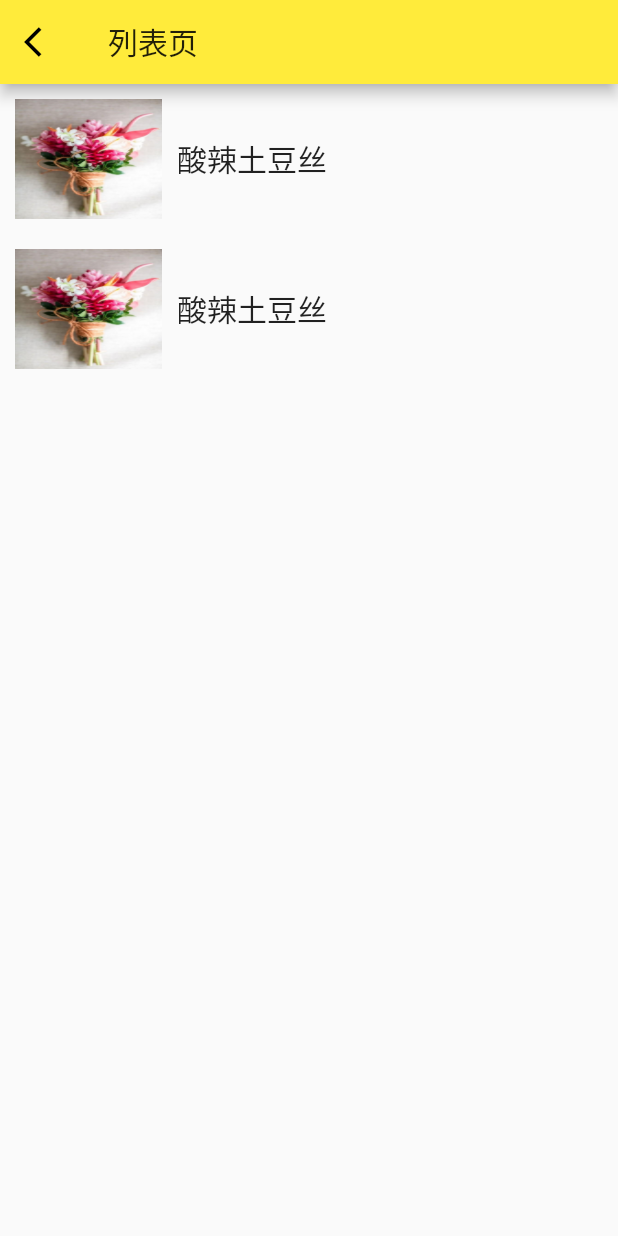
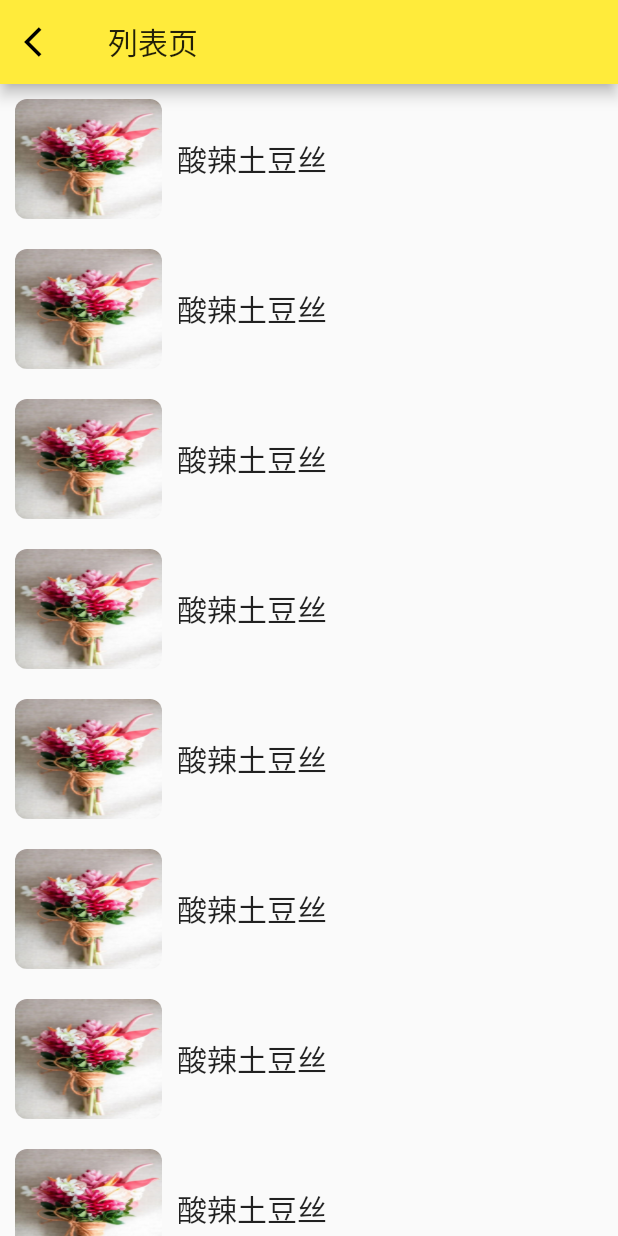
Before and after one commit to leizhu900516/weekFoods, a Flutter app: the screen it shows after launch, after a tap on "星期一", on a phone screen of 412 x 824 dp. Run offline on Flutter 3.47's test engine with Material 2 defaults, Android fonts, the phone set to English and light mode, and no system bars.

Commit message:
样式调整

```diff
--- a/lib/main.dart
+++ b/lib/main.dart
@@ -1,6 +1,5 @@
 import 'package:flutter/material.dart';
 import 'pages/loading.dart';
-
 
 void main() => runApp(MyApp());
 
@@ -9,12 +8,12 @@ class MyApp extends StatelessWidget {
   // This widget is the root of your application.
   @override
   Widget build(BuildContext context) {
-    return MyHomePage(title:'每周菜单');
+    return MyHome(title:'每周菜单');
   }
 }
 
-class MyHomePage extends StatefulWidget {
-  MyHomePage({Key key, this.title}) : super(key: key);
+class MyHome extends StatefulWidget {
+  MyHome({Key key, this.title}) : super(key: key);
 
   // This widget is the home page of your application. It is stateful, meaning
   // that it has a State object (defined below) that contains fields that affect
@@ -31,7 +30,7 @@ class MyHomePage extends StatefulWidget {
   _MyHomePageState createState() => _MyHomePageState();
 }
 
-class _MyHomePageState extends State<MyHomePage> {
+class _MyHomePageState extends State<MyHome> {
   @override
   Widget build(BuildContext context) {
     // TODO: implement build
--- a/lib/pages/App.dart
+++ b/lib/pages/App.dart
@@ -1,5 +1,6 @@
 import 'package:flutter/material.dart';
 import 'Home.dart';
+import 'My.dart';
 import 'FoodDetail.dart';
 import 'FoodsList.dart';
 /*
@@ -43,8 +44,7 @@ class _MyHomePageState extends State<MyHomePage> {
     super.initState();
     pages = <Widget>[
       HomePage(),
-      FoodsList(),
-      FoodDetail(),
+      MyItemsInfo(),
     ];
   }
 
@@ -64,11 +64,11 @@ class _MyHomePageState extends State<MyHomePage> {
         bottomNavigationBar: BottomNavigationBar(
           items: <BottomNavigationBarItem>[
             BottomNavigationBarItem(
-                icon: Icon(Icons.camera),
+                icon: Icon(IconData(0xe615,fontFamily: 'AppIconFont')),//启用iconfont图标
                 title: Text("主页")
             ),
             BottomNavigationBarItem(
-                icon: Icon(Icons.camera),
+                icon: Icon(IconData(0xe616,fontFamily: 'AppIconFont')),
                 title: Text("我的")
             ),
           ],
--- a/lib/pages/FoodDetail.dart
+++ b/lib/pages/FoodDetail.dart
@@ -90,11 +90,9 @@ class _FoodDetail extends State<FoodDetail>{
           sliver: SliverList(
             delegate: SliverChildListDelegate(
               <Widget>[
+                Text("材料:"),
                 Image.asset("static/images/monday.jpg"),
-                Text("这是描述信息，"),
-                Text("这是描述信息，"),
-                Text("这是描述信息，"),
-                Text("这是描述信息，"),
+                Text("    这道菜非常适合喜欢吃米饭的小伙伴，有机会一定要做一次，跟家人一起分享哦。让我们一起努力吧，加油！！！",softWrap: true),
               ]
             ),
           ),
--- a/lib/pages/FoodsList.dart
+++ b/lib/pages/FoodsList.dart
@@ -3,9 +3,9 @@
 *
 * */
 import 'package:flutter/material.dart';
-import 'Home.dart';
 import 'FoodDetail.dart';
 import '../main.dart';
+import 'App.dart';
 
 class FoodsList extends StatefulWidget{
   @override
@@ -26,20 +26,26 @@ class _FoodsList extends State<FoodsList>{
         title: Text("列表页")
 
       ),
-      body: ListView(
-        children: <Widget>[
+      body: ListView.builder(
+        itemCount: 10,
+        itemBuilder: (context,index)=>
             GestureDetector(
               child: Container(
+                height: 80,
                 margin: EdgeInsets.only(left: 10,right: 10,top: 10,bottom: 10),
                 child:Row(
                   children: <Widget>[
                     Expanded(child: Container(
                       decoration: new BoxDecoration(
+                        image: DecorationImage(
+                          image: AssetImage('static/images/monday.jpg'),
+                          fit:BoxFit.fill
+                        ),
+                        //        borderRadius: new BorderRadius.circular((20.0)), // 圆角度
+                        borderRadius: BorderRadius.circular((8.0)),
 
-                      //        borderRadius: new BorderRadius.circular((20.0)), // 圆角度
-                      borderRadius: BorderRadius.circular((20.0)),
                       ),
-                    child: Image.asset('static/images/monday.jpg',fit: BoxFit.fill,height: 80,),
+  //                    child: Image.asset('static/images/monday.jpg',fit: BoxFit.fill,height: 80,),
                     ),flex: 1,),
                     Expanded(
                       flex: 3,
@@ -54,29 +60,8 @@ class _FoodsList extends State<FoodsList>{
                 }));
               },
             ),
-          GestureDetector(
-            child: Container(
-              margin: EdgeInsets.only(left: 10,right: 10,top: 10,bottom: 10),
-              child:Row(
-                children: <Widget>[
-                  Expanded(child: Container(
-                    decoration: new BoxDecoration(
 
-                      //        borderRadius: new BorderRadius.circular((20.0)), // 圆角度
-                      borderRadius: BorderRadius.circular((20.0)),
-                    ),
-                    child: Image.asset('static/images/monday.jpg',fit: BoxFit.fill,height: 80,),
-                  ),flex: 1,),
-                  Expanded(
-                    flex: 3,
-                    child: Padding(padding: EdgeInsets.only(left: 10),child: Text("酸辣土豆丝",style: TextStyle(fontSize: 20,),),),
-                  ),
-                ],
-              ) ,
-            ),
-          ),
 
-        ],
       ),
     );
   }
--- a/lib/pages/Home.dart
+++ b/lib/pages/Home.dart
@@ -38,43 +38,35 @@ class _HomePage extends State<HomePage>{
         crossAxisSpacing: 15.0,
         childAspectRatio: 1,
         children: <Widget>[
-          Container(
-            constraints: new BoxConstraints.expand(
-              height:Theme.of(context).textTheme.display1.fontSize * 1.1 + 200.0,
-            ),
-            decoration: new BoxDecoration(
-//              border: new Border.all(width: 2.0, color: Colors.red),
-//              color: Colors.grey,
-              borderRadius: new BorderRadius.all(new Radius.circular(20.0)),
-              image: new DecorationImage(
-                image: new NetworkImage('http://h.hiphotos.baidu.com/zhidao/wh%3D450%2C600/sign=0d023672312ac65c67506e77cec29e27/9f2f070828381f30dea167bbad014c086e06f06c.jpg'),
-                centerSlice: new Rect.fromLTRB(270.0, 180.0, 1360.0, 730.0),
-              ),
-            ),
-            padding: const EdgeInsets.all(8.0),
-            alignment: Alignment.center,
-            child: new Text('Hello World',
-                style: Theme.of(context).textTheme.display1.copyWith(color: Colors.black)),
+//          Container(
+//            constraints: new BoxConstraints.expand(
+//              height:Theme.of(context).textTheme.display1.fontSize * 1.1 + 200.0,
+//            ),
+//            decoration: new BoxDecoration(
+////              border: new Border.all(width: 2.0, color: Colors.red),
+////              color: Colors.grey,
+//              borderRadius: new BorderRadius.all(new Radius.circular(20.0)),
+//              image: new DecorationImage(
+//                image: new NetworkImage('http://h.hiphotos.baidu.com/zhidao/wh%3D450%2C600/sign=0d023672312ac65c67506e77cec29e27/9f2f070828381f30dea167bbad014c086e06f06c.jpg'),
+//                centerSlice: new Rect.fromLTRB(270.0, 180.0, 1360.0, 730.0),
+//              ),
+//            ),
+//            padding: const EdgeInsets.all(8.0),
+//            alignment: Alignment.center,
+//            child: new Text('Hello World',
+//                style: Theme.of(context).textTheme.display1.copyWith(color: Colors.black)),
 //            transform: new Matrix4.rotationZ(0.3),//旋转属性
-          ),
+//          ),
           GestureDetector(
             child: Container(
               height: 200,
+
               decoration: BoxDecoration(
-                borderRadius: new BorderRadius.all(new Radius.circular(20.0)),
+                borderRadius: new BorderRadius.all(new Radius.circular(10.0)),
+                color: Colors.yellow,
               ),
-              child: Stack(
-                children: <Widget>[
-                  Image.network('http://pic1.win4000.com/wallpaper/6/5243c949aadb6.jpg',fit: BoxFit.fill),
-                  Positioned(
-                      left: 50.0,
-                      right: 50.0,
-                      top: 55.0,
-                      child: Text("星期一",style: TextStyle(
-                          color: Color(0xFFFFFFFF)
-                      ),)
-                  )
-                ],
+              child: Center(
+                child: Text("星期一",style: TextStyle(fontSize: 30,color:Color(0xFF20242A),fontWeight: FontWeight.bold),),
               ),
             ),
             onTap: (){
@@ -85,20 +77,111 @@ class _HomePage extends State<HomePage>{
           ),
           GestureDetector(
             child: Container(
-              child: Stack(
-                children: <Widget>[
-                  Image.network('http://pic1.win4000.com/wallpaper/6/5243c949aadb6.jpg',fit: BoxFit.fill,),
-                  Positioned(
-                      left: 50.0,
-                      right: 50.0,
-                      top: 55.0,
-                      child: Text("星期一",style: TextStyle(
-                          color: Color(0xFFFFFFFF)
-                      ),)
-                  )
-                ],
+              height: 200,
+
+              decoration: BoxDecoration(
+                borderRadius: new BorderRadius.all(new Radius.circular(10.0)),
+                color: Colors.yellow,
+              ),
+              child: Center(
+                child: Text("星期二",style: TextStyle(fontSize: 30,color:Color(0xFF20242A),fontWeight: FontWeight.bold),),
               ),
             ),
+            onTap: (){
+              Navigator.of(context).push(MaterialPageRoute(builder: (_){
+                return FoodsList();
+              }));
+            },
+          ),
+          GestureDetector(
+            child: Container(
+              height: 200,
+
+              decoration: BoxDecoration(
+                borderRadius: new BorderRadius.all(new Radius.circular(10.0)),
+                color: Colors.yellow,
+              ),
+              child: Center(
+                child: Text("星期三",style: TextStyle(fontSize: 30,color:Color(0xFF20242A),fontWeight: FontWeight.bold),),
+              ),
+            ),
+            onTap: (){
+              Navigator.of(context).push(MaterialPageRoute(builder: (_){
+                return FoodsList();
+              }));
+            },
+          ),
+          GestureDetector(
+            child: Container(
+              height: 200,
+
+              decoration: BoxDecoration(
+                borderRadius: new BorderRadius.all(new Radius.circular(10.0)),
+                color: Colors.yellow,
+              ),
+              child: Center(
+                child: Text("星期四",style: TextStyle(fontSize: 30,color:Color(0xFF20242A),fontWeight: FontWeight.bold),),
+              ),
+            ),
+            onTap: (){
+              Navigator.of(context).push(MaterialPageRoute(builder: (_){
+                return FoodsList();
+              }));
+            },
+          ),
+          GestureDetector(
+            child: Container(
+              height: 200,
+
+              decoration: BoxDecoration(
+                borderRadius: new BorderRadius.all(new Radius.circular(10.0)),
+                color: Colors.yellow,
+              ),
+              child: Center(
+                child: Text("星期五",style: TextStyle(fontSize: 30,color:Color(0xFF20242A),fontWeight: FontWeight.bold),),
+              ),
+            ),
+            onTap: (){
+              Navigator.of(context).push(MaterialPageRoute(builder: (_){
+                return FoodsList();
+              }));
+            },
+          ),
+          GestureDetector(
+            child: Container(
+              height: 200,
+
+              decoration: BoxDecoration(
+                borderRadius: new BorderRadius.all(new Radius.circular(10.0)),
+                color: Colors.yellow,
+              ),
+              child: Center(
+                child: Text("星期六",style: TextStyle(fontSize: 30,color:Color(0xFF20242A),fontWeight: FontWeight.bold),),
+              ),
+            ),
+            onTap: (){
+              Navigator.of(context).push(MaterialPageRoute(builder: (_){
+                return FoodsList();
+              }));
+            },
+          ),
+          GestureDetector(
+            child: Container(
+              height: 200,
+
+              decoration: BoxDecoration(
+                borderRadius: new BorderRadius.all(new Radius.circular(10.0)),
+                color: Colors.yellow,
+              ),
+              child: Center(
+                child: Text("星期日",style: TextStyle(fontSize: 30,color:Color(0xFF20242A),fontWeight: FontWeight.bold),),
+              ),
+            ),
+            onTap: (){
+              Navigator.of(context).push(MaterialPageRoute(builder: (_){
+                return FoodsList();
+              }));
+            },
           ),
         ],
       ),
--- a/pubspec.yaml
+++ b/pubspec.yaml
@@ -47,6 +47,7 @@ flutter:
   assets:
     - static/images/monday.jpg
     - static/images/loading.png
+    - static/images/me.jpg
   # An image asset can refer to one or more resolution-specific "variants", see
   # https://flutter.dev/assets-and-images/#resolution-aware.
 
@@ -72,3 +73,8 @@ flutter:
   #
   # For details regarding fonts from package dependencies,
   # see https://flutter.dev/custom-fonts/#from-packages
+  # 启用iconfont图标
+  fonts:
+    - family: AppIconFont
+      fonts:
+        - asset: static/iconfont/iconfont.ttf
```
Also changed, not shown: lib/pages/My.dart (added, +100 -0 lines), static/iconfont/iconfont.ttf (added), static/images/me.jpg (added). Lines whose indentation alone changed are shown as unchanged.
